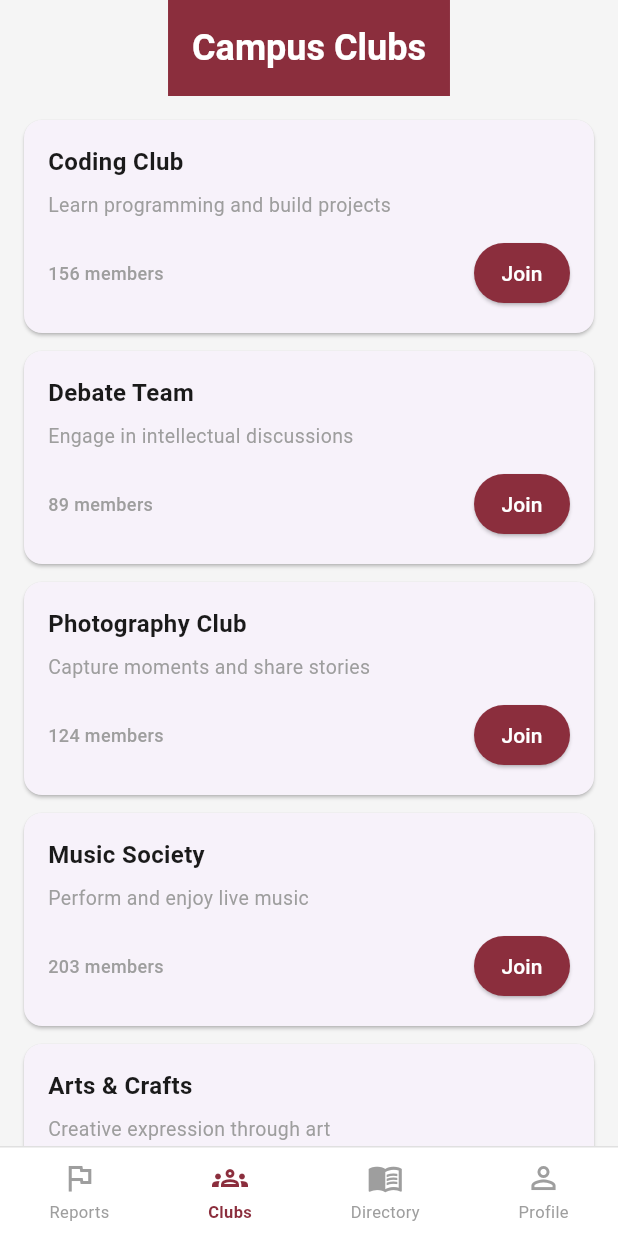
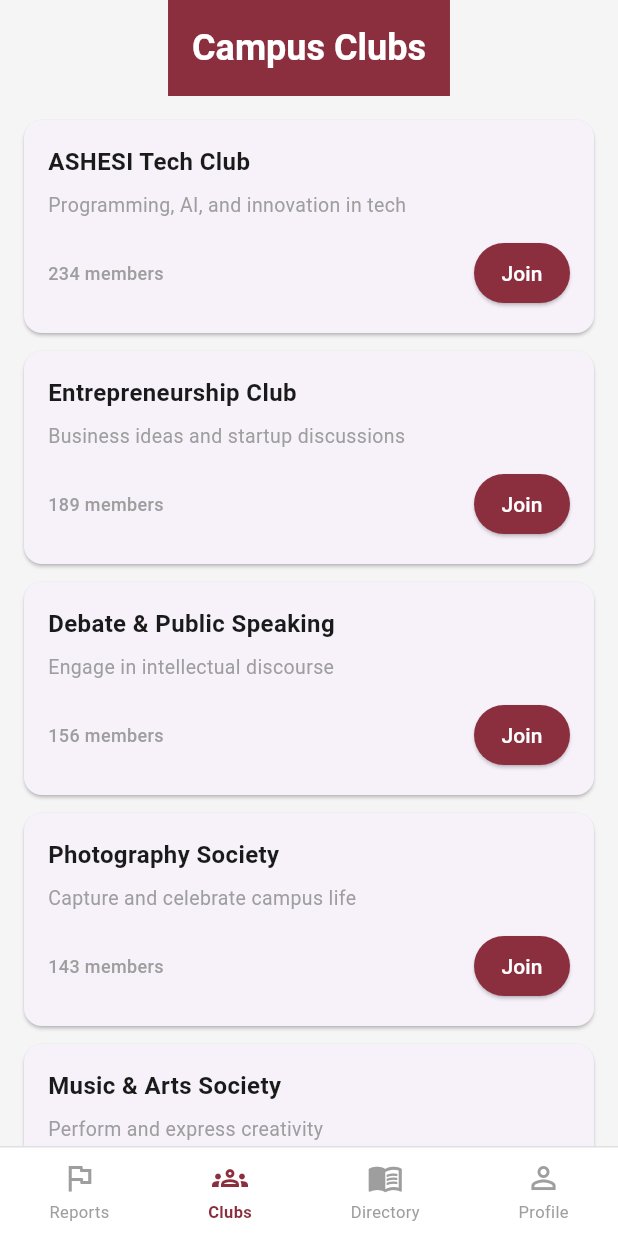
Before and after one commit to billionzz798/ASHESI-LIFE, a Flutter app: the screen it shows after launch, item 2 of the bottom bar chosen, on a phone screen of 412 x 824 dp. Run offline on Flutter 3.47's test engine with Material 3 defaults, Android fonts, the phone set to English and light mode, and no system bars; our stand-ins replace shared_preferences.

Commit message:
Add real ASHESI data and consolidate main files

```diff
--- a/lib/main.dart
+++ b/lib/main.dart
@@ -378,11 +378,14 @@ class _IssueReportPageState extends State<IssueReportPage> {
             padding: const EdgeInsets.all(16),
             child: Column(
               children: [
-                _buildClubCard('Coding Club', 'Learn programming and build projects', 156),
-                _buildClubCard('Debate Team', 'Engage in intellectual discussions', 89),
-                _buildClubCard('Photography Club', 'Capture moments and share stories', 124),
-                _buildClubCard('Music Society', 'Perform and enjoy live music', 203),
-                _buildClubCard('Arts & Crafts', 'Creative expression through art', 76),
+                _buildClubCard('ASHESI Tech Club', 'Programming, AI, and innovation in tech', 234),
+                _buildClubCard('Entrepreneurship Club', 'Business ideas and startup discussions', 189),
+                _buildClubCard('Debate & Public Speaking', 'Engage in intellectual discourse', 156),
+                _buildClubCard('Photography Society', 'Capture and celebrate campus life', 143),
+                _buildClubCard('Music & Arts Society', 'Perform and express creativity', 198),
+                _buildClubCard('Environmental Club', 'Sustainability and green initiatives', 167),
+                _buildClubCard('Sports & Wellness', 'Athletic events and fitness programs', 312),
+                _buildClubCard('Cultural Exchange', 'Celebrate diverse cultures on campus', 128),
               ],
             ),
           ),
@@ -471,11 +474,14 @@ class _IssueReportPageState extends State<IssueReportPage> {
             padding: const EdgeInsets.all(16),
             child: Column(
               children: [
-                _buildDirectoryCard('Dean of Students', 'Osei Kwame', '+233 24 123 4567'),
-                _buildDirectoryCard('Head of IT', 'Ama Osei', '+233 24 234 5678'),
-                _buildDirectoryCard('Residence Life Coordinator', 'Kofi Mensah', '+233 24 345 6789'),
-                _buildDirectoryCard('Security Office', 'Yaw Boateng', '+233 24 456 7890'),
-                _buildDirectoryCard('Health Services', 'Dr. Akosua Poku', '+233 24 567 8901'),
+                _buildDirectoryCard('Vice Principal, Student Affairs', 'Dr. Ama Owusu-Mensah', '+233 321 234 567'),
+                _buildDirectoryCard('Facilities Management', 'Mr. Kofi Mensah', '+233 321 234 568'),
+                _buildDirectoryCard('IT Support Center', 'Ms. Ama Boateng', '+233 321 234 569'),
+                _buildDirectoryCard('Dean of Residence', 'Dr. Yaw Osei-Mensah', '+233 321 234 570'),
+                _buildDirectoryCard('Campus Security', 'Mr. Emmanuel Addae', '+233 321 234 571'),
+                _buildDirectoryCard('Health Center', 'Dr. Owusu Dankwa', '+233 321 234 572'),
+                _buildDirectoryCard('Academic Affairs', 'Prof. Akosua Owusu', '+233 321 234 573'),
+                _buildDirectoryCard('Student Services', 'Ms. Abena Asante', '+233 321 234 574'),
               ],
             ),
           ),
@@ -578,7 +584,7 @@ class _IssueReportPageState extends State<IssueReportPage> {
                 ),
                 const SizedBox(height: 4),
                 Text(
-                  'Student ID: ASH-2024-0156',
+                  'Student ID: ASH-2024-0896',
                   style: const TextStyle(
                     fontSize: 13,
                     color: kTextMuted,
@@ -586,9 +592,9 @@ class _IssueReportPageState extends State<IssueReportPage> {
                 ),
                 const SizedBox(height: 24),
                 _buildProfileOption(Icons.book_outlined, 'Major', 'Computer Science'),
-                _buildProfileOption(Icons.home_outlined, 'Residence', 'Hall A, Room 205'),
-                _buildProfileOption(Icons.email_outlined, 'Email', 'ernest@ashesi.edu.gh'),
-                _buildProfileOption(Icons.phone_outlined, 'Phone', '+233 24 123 4567'),
+                _buildProfileOption(Icons.home_outlined, 'Residence', 'Manresa Hall, Room 305'),
+                _buildProfileOption(Icons.email_outlined, 'Email', 'ernest.smart@ashesi.edu.gh'),
+                _buildProfileOption(Icons.phone_outlined, 'Phone', '+233 501 234 567'),
                 const SizedBox(height: 24),
                 ElevatedButton.icon(
                   style: ElevatedButton.styleFrom(
```
